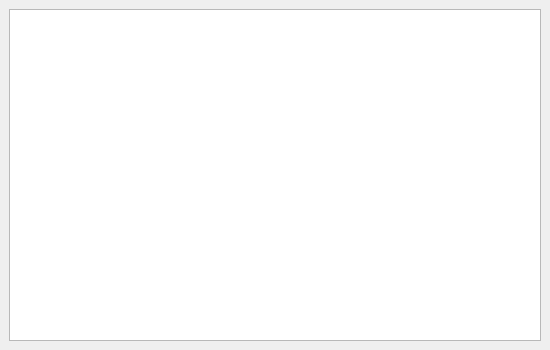
Qt form rqt_record/resource/mainwindow.ui (sonia-auv/ros2_rqt_sonia_plugins) before a commit.
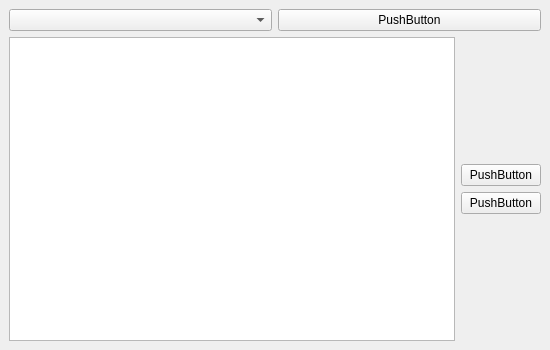
The same form after that commit.

What changed in the file:
```diff
--- a/rqt_record/resource/mainwindow.ui
+++ b/rqt_record/resource/mainwindow.ui
@@ -32,22 +32,71 @@
    <bool>false</bool>
   </property>
   <widget class="QWidget" name="centralwidget">
-   <layout class="QGridLayout" name="horizontalLayout">
-    <item row="0" column="0">
-     <widget class="QTableView" name="monitorTable">
-        <property name="focusPolicy">
-            <enum>Qt::NoFocus</enum>
+   <layout class="QVBoxLayout" name="verticalLayout_2">
+    <item>
+     <layout class="QHBoxLayout" name="horizontalLayout">
+      <item>
+       <widget class="QComboBox" name="comboBox"/>
+      </item>
+      <item>
+       <widget class="QPushButton" name="pushButton">
+        <property name="text">
+         <string>PushButton</string>
         </property>
-        <property name="selectionMode">
-            <enum>QAbstractItemView::NoSelection</enum>
-        </property>
-        <property name="editTriggers">
-            <set>QAbstractItemView::NoEditTriggers</set>
-        </property>
-        <property name="dragEnabled">
-            <bool>false</bool>
-        </property>
-     </widget>
+       </widget>
+      </item>
+     </layout>
+    </item>
+    <item>
+     <layout class="QHBoxLayout" name="horizontalLayout_2">
+      <item>
+       <widget class="QListView" name="listView"/>
+      </item>
+      <item>
+       <layout class="QVBoxLayout" name="verticalLayout">
+        <item>
+         <spacer name="verticalSpacer_2">
+          <property name="orientation">
+           <enum>Qt::Vertical</enum>
+          </property>
+          <property name="sizeHint" stdset="0">
+           <size>
+            <width>20</width>
+            <height>40</height>
+           </size>
+          </property>
+         </spacer>
+        </item>
+        <item>
+         <widget class="QPushButton" name="pushButton_3">
+          <property name="text">
+           <string>PushButton</string>
+          </property>
+         </widget>
+        </item>
+        <item>
+         <widget class="QPushButton" name="pushButton_2">
+          <property name="text">
+           <string>PushButton</string>
+          </property>
+         </widget>
+        </item>
+        <item>
+         <spacer name="verticalSpacer">
+          <property name="orientation">
+           <enum>Qt::Vertical</enum>
+          </property>
+          <property name="sizeHint" stdset="0">
+           <size>
+            <width>20</width>
+            <height>40</height>
+           </size>
+          </property>
+         </spacer>
+        </item>
+       </layout>
+      </item>
+     </layout>
     </item>
    </layout>
   </widget>
```
